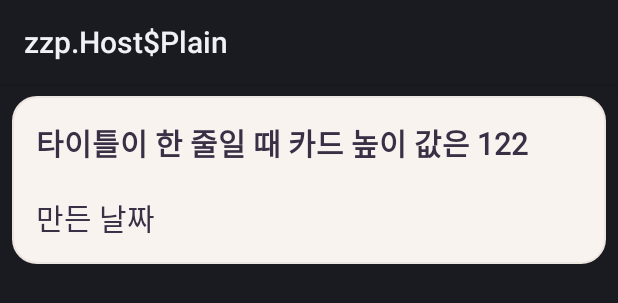
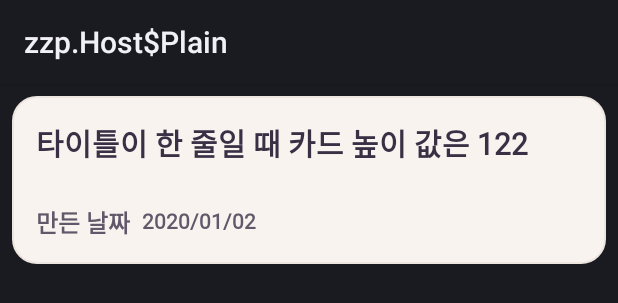
Before and after one commit to mash-up-kr/TDTD_Android, an Android app: the layout row_main_user_room_item.xml on its own in the app's theme, with its tools: preview values and no code run, on a phone screen of 412 x 824 dp. Shown: the top 303 px of the screen. Run offline under Robolectric (Android 15) with nearby library versions, the phone set to English and light mode, and no system bars.

Commit message:
Add Main View

```diff
--- a/presentation/src/main/AndroidManifest.xml
+++ b/presentation/src/main/AndroidManifest.xml
@@ -3,7 +3,7 @@
     package="com.tdtd.presentation">
 
     <application>
-        <activity android:name=".ui.MainActivity">
+        <activity android:name=".ui.main.MainActivity">
             <intent-filter>
                 <action android:name="android.intent.action.MAIN" />
 
--- /dev/null
+++ b/presentation/src/main/java/com/tdtd/presentation/ui/main/MainViewModel.kt
@@ -0,0 +1,6 @@
+package com.tdtd.presentation.ui.main
+
+import androidx.lifecycle.ViewModel
+
+class MainViewModel : ViewModel() {
+}
--- a/presentation/src/main/res/layout/row_main_user_room_item.xml
+++ b/presentation/src/main/res/layout/row_main_user_room_item.xml
@@ -1,12 +1,21 @@
 <?xml version="1.0" encoding="utf-8"?>
-<androidx.constraintlayout.widget.ConstraintLayout xmlns:android="http://schemas.android.com/apk/res/android"
+<layout
+    xmlns:android="http://schemas.android.com/apk/res/android"
     xmlns:app="http://schemas.android.com/apk/res-auto"
+    xmlns:tools="http://schemas.android.com/tools">
+
+    <data>
+        <variable
+            name="dummy"
+            type="com.tdtd.presentation.entity.Dummy" />
+    </data>
+
+    <androidx.constraintlayout.widget.ConstraintLayout
         android:layout_width="match_parent"
         android:layout_height="112dp"
-    xmlns:tools="http://schemas.android.com/tools"
         android:layout_margin="8dp"
-    android:padding="16dp"
-    android:background="@drawable/background_beige2_radius16">
+        android:background="@drawable/background_beige2_radius16"
+        android:padding="16dp">
 
         <androidx.appcompat.widget.AppCompatTextView
             android:id="@+id/titleTextView"
@@ -14,18 +23,33 @@
             android:layout_height="wrap_content"
             android:ellipsize="end"
             android:maxLines="2"
+            android:text="@{ dummy.content }"
+            android:textAppearance="@style/text.20dp.bold.grayscale1"
+            app:layout_constraintTop_toTopOf="parent"
             app:layout_constraintStart_toStartOf="parent"
-        app:layout_constraintTop_toTopOf="parent"
-        android:textAppearance="@style/text.20dp.bold.grayscale1"
             tools:text="타이틀이 한 줄일 때 카드 높이 값은 122" />
 
         <androidx.appcompat.widget.AppCompatTextView
             android:id="@+id/dateTextView"
             android:layout_width="wrap_content"
             android:layout_height="wrap_content"
+            android:text="@string/home_rollingpaper_made_date"
+            android:textAppearance="@style/text.16dp.bold.grayscale2"
+            app:layout_constraintStart_toStartOf="parent"
             app:layout_constraintBottom_toBottomOf="parent"
-        app:layout_constraintStart_toStartOf="parent"
-        android:textAppearance="@style/text.20dp.regular.grayscale1"
             tools:text="만든 날짜" />
 
+        <androidx.appcompat.widget.AppCompatTextView
+            android:layout_width="wrap_content"
+            android:layout_height="wrap_content"
+            android:text="@{ dummy.date }"
+            android:layout_marginStart="8dp"
+            android:includeFontPadding="false"
+            android:textAppearance="@style/text.14dp.bold.grayscale2"
+            app:layout_constraintTop_toTopOf="@+id/dateTextView"
+            app:layout_constraintStart_toEndOf="@+id/dateTextView"
+            app:layout_constraintBottom_toBottomOf="@+id/dateTextView"
+            tools:text="2020/01/02" />
+
     </androidx.constraintlayout.widget.ConstraintLayout>
+</layout>
--- a/presentation/src/main/res/values/strings.xml
+++ b/presentation/src/main/res/values/strings.xml
@@ -2,4 +2,7 @@
     <string name="app_name">TDTD</string>
 
     <string name="home_rollingpaper_add_content">롤링페이퍼 방을 만들어보세요!</string>
+    <string name="home_rollingpaper_made_date">만든 날짜</string>
+    <string name="home_rollingpaper_list_content">롤링페이퍼 리스트</string>
+    <string name="home_rollingpaper_bookmark">즐겨찾기</string>
 </resources>
```
Also changed, not shown: presentation/src/main/java/com/tdtd/presentation/entity/Dummy.kt (added, +31 -0 lines), presentation/src/main/java/com/tdtd/presentation/entity/PresentationEntity.kt (deleted, +0 -7 lines), presentation/src/main/java/com/tdtd/presentation/ui/MainActivity.kt (deleted, +0 -16 lines), presentation/src/main/java/com/tdtd/presentation/ui/main/MainActivity.kt (added, +34 -0 lines), presentation/src/main/java/com/tdtd/presentation/ui/main/MainAdapter.kt (added, +51 -0 lines), presentation/src/main/java/com/tdtd/presentation/ui/main/MainBinding.kt (added, +19 -0 lines), presentation/src/main/res/layout/activity_main.xml (+40 -17 lines), presentation/src/main/res/values/style.xml (line endings or trailing spaces). Lines whose indentation alone changed are shown as unchanged.
